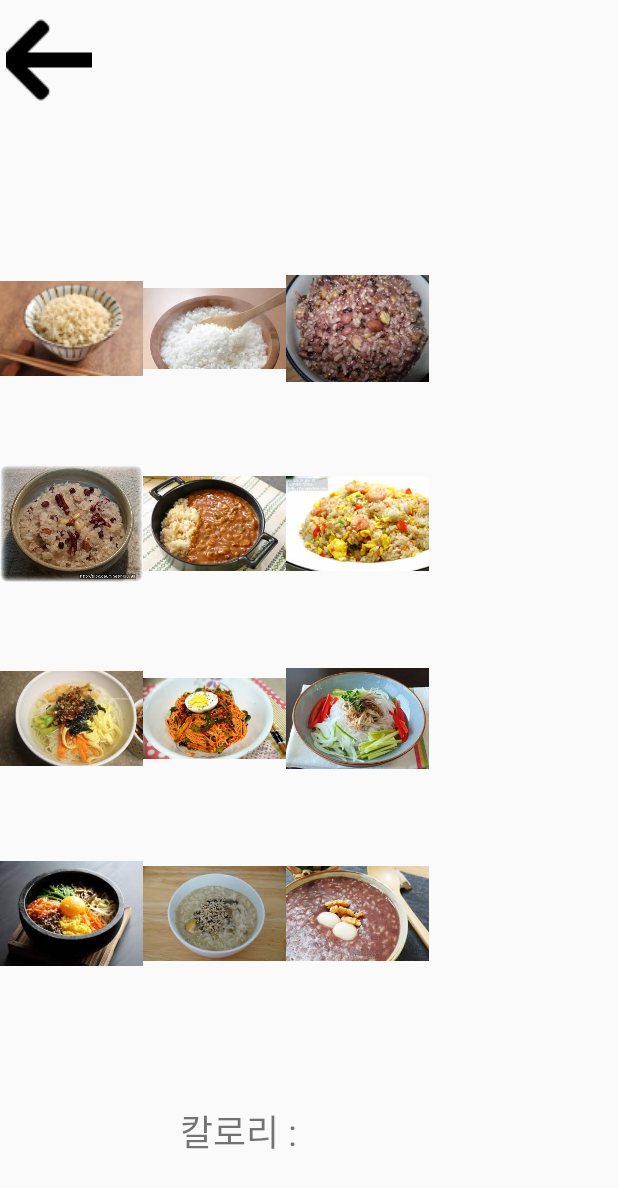
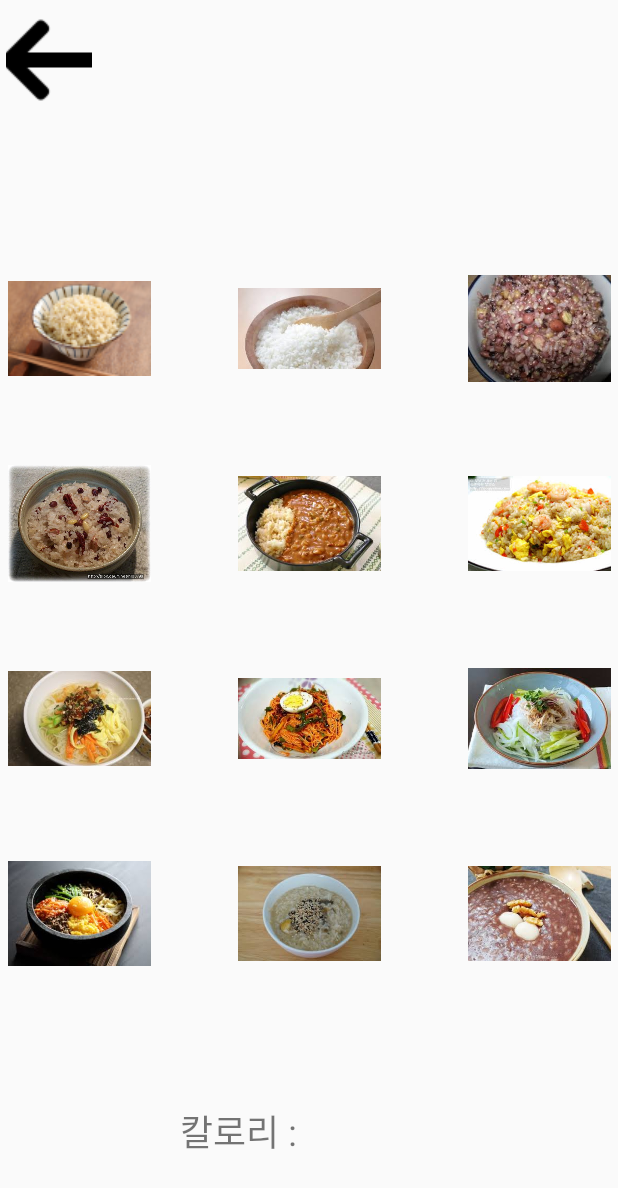
Before and after one commit to structsize/GSM_Festival, an Android app: the MainDish screen opened directly, with no data from a screen before it, on a phone screen of 412 x 824 dp. Shown: the top 1188 px of the screen. Run offline under Robolectric (Android 15) with nearby library versions, the phone set to English and light mode, and no system bars.

Commit message:
[UPDATE] add image margin

```diff
--- a/GSM_Festival/app/src/main/res/layout/activity_main_dish.xml
+++ b/GSM_Festival/app/src/main/res/layout/activity_main_dish.xml
@@ -13,9 +13,15 @@
 
     <LinearLayout android:layout_height="130dp" android:layout_width="match_parent" android:orientation="horizontal">
 
-    <ImageView android:layout_height="95dp" android:layout_width="95dp" app:srcCompat="@drawable/cwdsfad" android:id="@+id/imageView"/>
+        <ImageView
+            android:id="@+id/imageView"
+            android:layout_width="95dp"
+            android:layout_height="95dp"
+            android:layout_marginLeft="5dp"
+            android:layout_marginRight="58dp"
+            app:srcCompat="@drawable/cwdsfad" />
 
-    <ImageView android:layout_height="95dp" android:layout_width="95dp" app:srcCompat="@drawable/gytgu" android:id="@+id/imageView2"/>
+    <ImageView android:layout_height="95dp" android:layout_width="95dp" app:srcCompat="@drawable/gytgu" android:id="@+id/imageView2" android:layout_marginRight="58dp"/>
 
     <ImageView android:layout_height="95dp" android:layout_width="95dp" app:srcCompat="@drawable/dsf" android:id="@+id/imageView3"/>
 
@@ -24,31 +30,61 @@
 
     <LinearLayout android:layout_height="130dp" android:layout_width="match_parent" android:orientation="horizontal">
 
-    <ImageView android:layout_height="95dp" android:layout_width="95dp" app:srcCompat="@drawable/vcxvas" android:id="@+id/imageView4"/>
+        <ImageView
+            android:id="@+id/imageView4"
+            android:layout_width="95dp"
+            android:layout_height="95dp"
+            android:layout_marginRight="58dp"
+            app:srcCompat="@drawable/vcxvas"
+            android:layout_marginLeft="5dp"/>
 
-    <ImageView android:layout_height="95dp" android:layout_width="95dp" app:srcCompat="@drawable/eiwjdsfk" android:id="@+id/imageView5"/>
+        <ImageView
+            android:id="@+id/imageView5"
+            android:layout_width="95dp"
+            android:layout_height="95dp"
+            android:layout_marginRight="58dp"
+            app:srcCompat="@drawable/eiwjdsfk" />
 
     <ImageView android:layout_height="95dp" android:layout_width="95dp" app:srcCompat="@drawable/sdfgrbr" android:id="@+id/imageView6"/>
 
 </LinearLayout>
 
 
-    <LinearLayout android:layout_height="130dp" android:layout_width="match_parent" android:orientation="horizontal" android:gravity="top">
+        <LinearLayout
+            android:layout_width="match_parent"
+            android:layout_height="130dp"
+            android:gravity="top"
+            android:orientation="horizontal">
 
-    <ImageView android:layout_height="95dp" android:layout_width="95dp" app:srcCompat="@drawable/jsfdi" android:id="@+id/imageView7"/>
+            <ImageView
+                android:id="@+id/imageView7"
+                android:layout_width="95dp"
+                android:layout_height="95dp"
+                app:srcCompat="@drawable/jsfdi"
+                android:layout_marginLeft="5dp"
+                android:layout_marginRight="58dp"/>
 
-    <ImageView android:layout_height="95dp" android:layout_width="95dp" app:srcCompat="@drawable/werdsfa" android:id="@+id/imageView8"/>
+            <ImageView
+                android:id="@+id/imageView8"
+                android:layout_width="95dp"
+                android:layout_height="95dp"
+                app:srcCompat="@drawable/werdsfa"
+                android:layout_marginRight="58dp"/>
 
-    <ImageView android:layout_height="95dp" android:layout_width="95dp" app:srcCompat="@drawable/dfdsw" android:id="@+id/imageView9"/>
+            <ImageView
+                android:id="@+id/imageView9"
+                android:layout_width="95dp"
+                android:layout_height="95dp"
+                app:srcCompat="@drawable/dfdsw" />
 
-</LinearLayout>
+        </LinearLayout>
 
 
     <LinearLayout android:layout_height="130dp" android:layout_width="match_parent" android:orientation="horizontal">
 
-    <ImageView android:layout_height="95dp" android:layout_width="95dp" app:srcCompat="@drawable/tew" android:id="@+id/imageView10"/>
+    <ImageView android:layout_height="95dp" android:layout_width="95dp" app:srcCompat="@drawable/tew" android:id="@+id/imageView10" android:layout_marginLeft="5dp" android:layout_marginRight="58dp"/>
 
-    <ImageView android:layout_height="95dp" android:layout_width="95dp" app:srcCompat="@drawable/wqwe" android:id="@+id/imageView11"/>
+    <ImageView android:layout_height="95dp" android:layout_width="95dp" app:srcCompat="@drawable/wqwe" android:id="@+id/imageView11" android:layout_marginRight="58dp"/>
 
     <ImageView android:layout_height="95dp" android:layout_width="95dp" app:srcCompat="@drawable/fdsiiw" android:id="@+id/imageView12"/>
 
```
Also changed, not shown: GSM_Festival/app/src/main/res/layout/activity_dessert_dish.xml (+10 -10 lines), GSM_Festival/app/src/main/res/layout/activity_side_dish.xml (+8 -8 lines), GSM_Festival/app/src/main/res/layout/activity_soup_dish.xml (+10 -10 lines).
